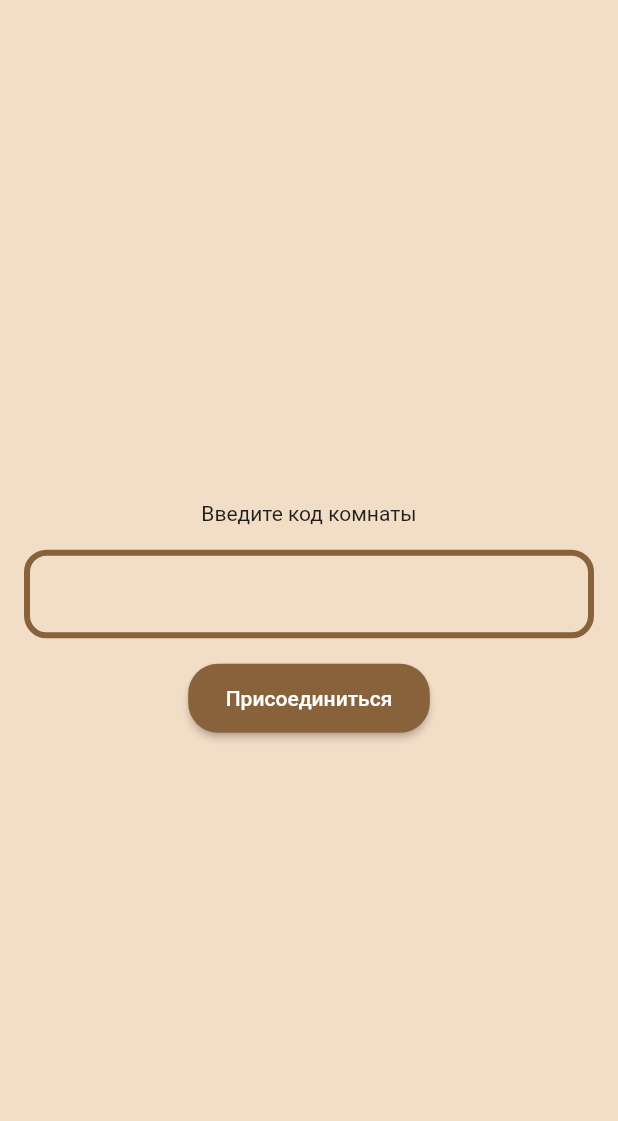
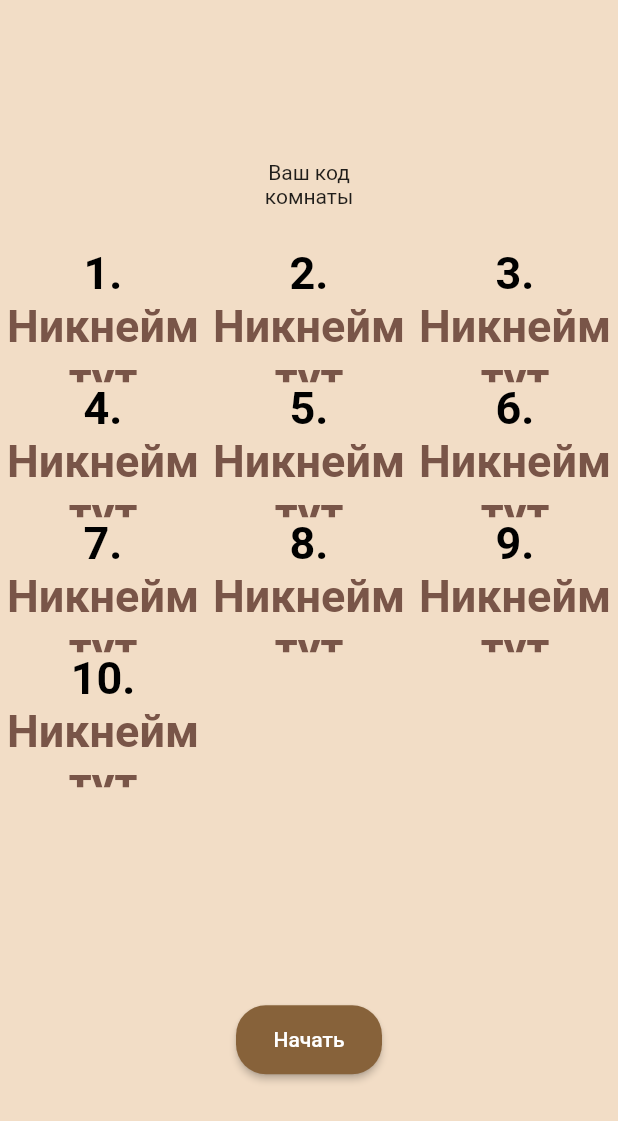
Before and after one commit to EgorLavrentyev/cut_the_answers, a Flutter app: the JoinPage screen opened directly, after a tap on "Присоединиться", on a phone screen of 412 x 824 dp. Shown: the top 1121 px of the screen. Run offline on Flutter 3.47's test engine with Material 2 defaults, Android fonts, the phone set to English and light mode, and no system bars; our stand-ins replace cloud_firestore, firebase_core, google_fonts; accounts and stored records are empty; statements that could not run were skipped.

Commit message:
add lobby page + small modifications

```diff
--- a/lib/main.dart
+++ b/lib/main.dart
@@ -9,10 +9,10 @@ import 'firebase_options.dart';
 
 void main() async {
   WidgetsFlutterBinding.ensureInitialized();
-  await Firebase.initializeApp(
+  /*await Firebase.initializeApp(
     options: DefaultFirebaseOptions.currentPlatform,
   );
-  await App.init();
+  await App.init();*/
   runApp(const MyApp());
 }
 
--- a/lib/src/feature/join/join_page.dart
+++ b/lib/src/feature/join/join_page.dart
@@ -2,6 +2,7 @@ import 'package:flutter/material.dart';
 import 'package:job_job_game/src/config/colors.dart';
 import 'package:job_job_game/src/config/theme.dart';
 
+import '../lobby/lobby_page.dart';
 import '../widgets/button.dart';
 
 class JoinPage extends StatelessWidget {
@@ -38,6 +39,8 @@ class JoinPage extends StatelessWidget {
           ),
           Button(
               onPressed: () {
+                Navigator.push(
+                    context, MaterialPageRoute(builder: (context) => LobbyPage(roomId: controller.text)));
               },
               child: Text(
             "Присоединиться",
--- /dev/null
+++ b/lib/src/feature/lobby/lobby_page.dart
@@ -0,0 +1,61 @@
+import 'package:flutter/material.dart';
+import 'package:job_job_game/src/config/colors.dart';
+
+import '../../config/theme.dart';
+import '../widgets/button.dart';
+
+class LobbyPage extends StatelessWidget {
+  const LobbyPage({Key? key, required this.roomId}) : super(key: key);
+  final String roomId;
+
+  @override
+  Widget build(BuildContext context) {
+    return Scaffold(
+      body: Column(
+        mainAxisAlignment: MainAxisAlignment.center,
+        children: [
+          Text(
+            "Ваш код \nкомнаты",
+            style: AppTextTheme.headline,
+            textAlign: TextAlign.center,
+          ),
+          Text(
+            roomId,
+            style: AppTextTheme.headline.copyWith(color: AppColors.brown),
+            textAlign: TextAlign.center,
+          ),
+          Container(
+            margin: EdgeInsets.symmetric(vertical: 10),
+            height: MediaQuery.of(context).size.height * 0.6,
+            child: GridView.builder(
+                gridDelegate: const SliverGridDelegateWithMaxCrossAxisExtent(
+                    mainAxisExtent: 90, maxCrossAxisExtent: 200),
+                itemCount: 10,
+                shrinkWrap: true,
+                itemBuilder: (context, index) {
+                  return RichText(
+                      textAlign: TextAlign.center,
+                      text: TextSpan(
+                          style: const TextStyle(
+                              fontSize: 30, fontWeight: FontWeight.bold),
+                          children: [
+                            TextSpan(
+                                text: "${index + 1}. ",
+                                style: const TextStyle(color: Colors.black)),
+                            TextSpan(
+                                text: "Никнейм тут ",
+                                style: const TextStyle(color: Colors.brown))
+                          ]));
+                }),
+          ),
+          Button(
+              onPressed: () {},
+              child: Text(
+                "Начать",
+                style: AppTextTheme.button,
+              ))
+        ],
+      ),
+    );
+  }
+}
```
Also changed, not shown: lib/src/feature/main_menu/main_menu_page.dart (+57 -11 lines).
